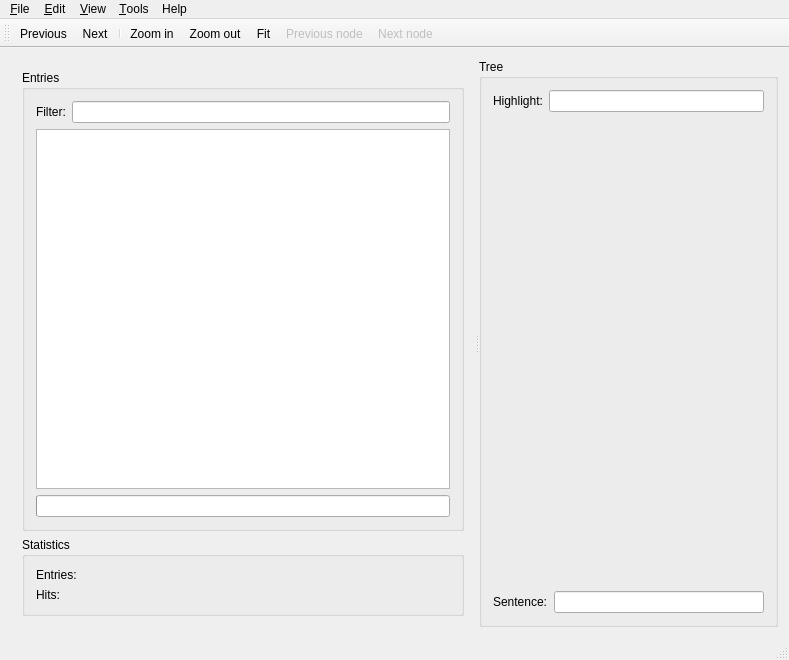
First picture: the form in ui/MainWindow.ui, repository rug-compling/dact, before the edit.
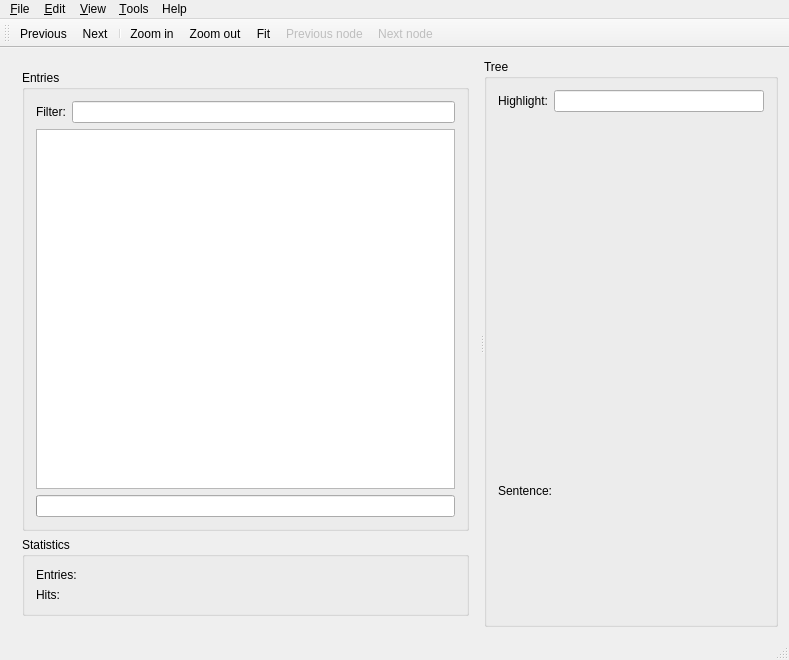
Second picture: the form after the edit. Icons and pictures are not drawn. Custom widgets are drawn as their Qt base class.

Commit message:
Added the same highlighting as BracketedColorDelegate to the sentence in the main window. #17
Longer sentences are cut off and not selectable (for easy copy pasting) Most of the code is copied from BracketedColorDelegate, and should be factorized and shared between the two.

The edit to the form file:
```diff
--- a/ui/MainWindow.ui
+++ b/ui/MainWindow.ui
@@ -20,7 +20,7 @@
       <property name="orientation">
        <enum>Qt::Horizontal</enum>
       </property>
-      <widget class="QWidget" name="">
+      <widget class="QWidget" name="layoutWidget">
        <layout class="QVBoxLayout" name="verticalLayout_5">
         <item>
          <widget class="QGroupBox" name="groupBox">
@@ -152,7 +152,14 @@
            </widget>
           </item>
           <item>
-           <widget class="QLineEdit" name="sentenceLineEdit"/>
+           <widget class="BracketedSentenceWidget" name="sentenceWidget">
+            <property name="sizePolicy">
+             <sizepolicy hsizetype="Expanding" vsizetype="Preferred">
+              <horstretch>200</horstretch>
+              <verstretch>24</verstretch>
+             </sizepolicy>
+            </property>
+           </widget>
           </item>
          </layout>
         </item>
@@ -522,6 +529,12 @@
    <extends>QWidget</extends>
    <header>DactTreeView.hh</header>
   </customwidget>
+  <customwidget>
+   <class>BracketedSentenceWidget</class>
+   <extends>QFrame</extends>
+   <header>BracketedSentenceWidget.hh</header>
+   <container>1</container>
+  </customwidget>
  </customwidgets>
  <resources>
   <include location="../resources/dact.qrc"/>
```
The commit also changes 4 other files.
